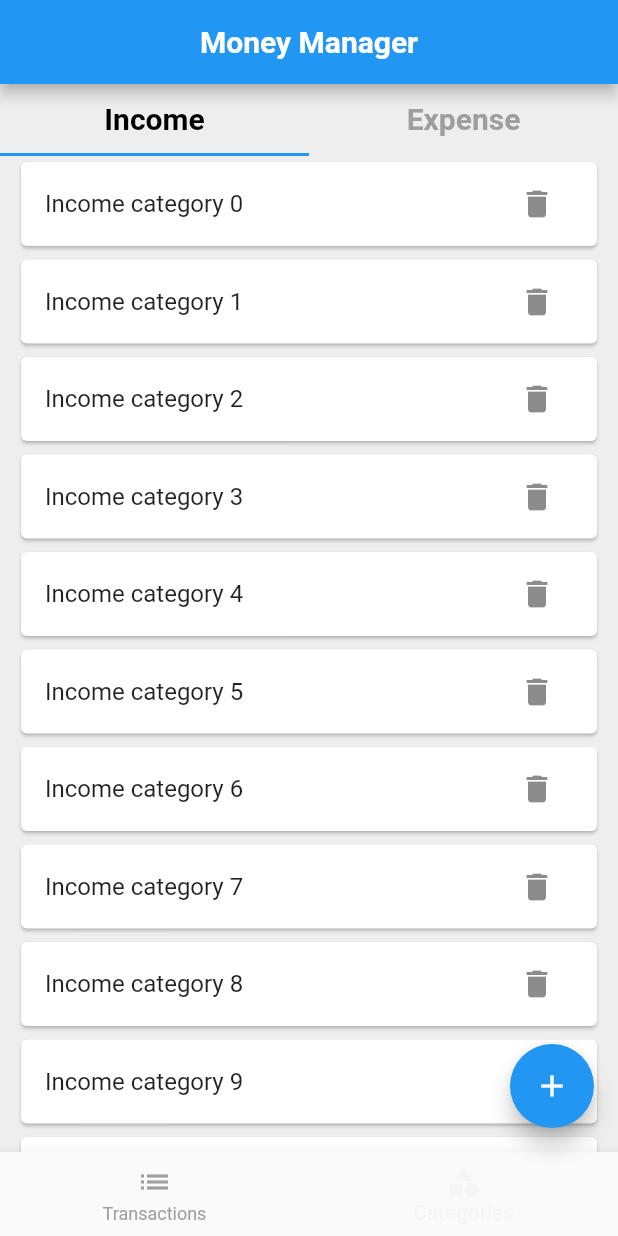
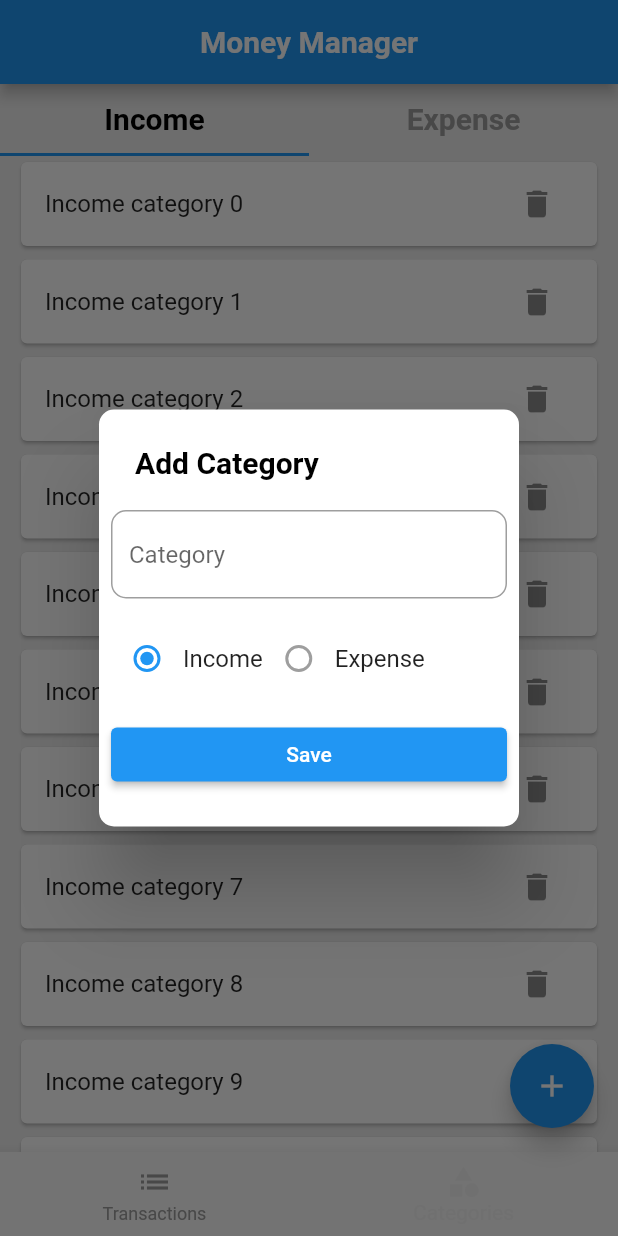
Before and after one commit to akhilvp07/money_manager, a Flutter app: the screen it shows after launch, item 2 of the bottom bar chosen, after a tap on the "add" icon, on a phone screen of 412 x 824 dp. Run offline on Flutter 3.47's test engine with Material 2 defaults, Android fonts, the phone set to English and light mode, and no system bars; our stand-ins replace hive_flutter; accounts and stored records are empty.

Commit message:
Category popup added for adding a category

```diff
--- a/lib/db/category/category_db.dart
+++ b/lib/db/category/category_db.dart
@@ -1,6 +1,7 @@
 import 'package:hive_flutter/adapters.dart';
 import 'package:money_manager/models/category/category_model.dart';
 
+// ignore: constant_identifier_names
 const CATEGORY_DB_NAME = 'category_database';
 
 abstract class CategoryDbFunctions {
--- a/lib/models/category/category_model.dart
+++ b/lib/models/category/category_model.dart
@@ -30,4 +30,9 @@ class CategoryModel {
     required this.type,
     this.isDeleted = false,
   });
+
+  @override
+  String toString() {
+    return '$name $type';
+  }
 }
--- /dev/null
+++ b/lib/screens/categories/category_add_popup.dart
@@ -0,0 +1,75 @@
+import 'package:flutter/material.dart';
+import 'package:money_manager/models/category/category_model.dart';
+
+ValueNotifier<CategoryType> _currentSelectionNotifier =
+    ValueNotifier(CategoryType.income);
+
+Future<void> showCategoryAddPopup(BuildContext context) async {
+  showDialog(
+    context: context,
+    builder: (BuildContext ctx) {
+      return SimpleDialog(
+        shape: RoundedRectangleBorder(borderRadius: BorderRadius.circular(10)),
+        title: const Text('Add Category'),
+        children: [
+          Padding(
+            padding: const EdgeInsets.all(8.0),
+            child: TextFormField(
+              decoration: const InputDecoration(
+                  hintText: 'Category',
+                  border: OutlineInputBorder(
+                    borderRadius: BorderRadius.all(Radius.circular(10)),
+                  )),
+            ),
+          ),
+          Padding(
+            padding: const EdgeInsets.all(8.0),
+            child: Row(children: const [
+              RadioButton(title: 'Income', type: CategoryType.income),
+              RadioButton(title: 'Expense', type: CategoryType.expense),
+            ]),
+          ),
+          Padding(
+            padding: const EdgeInsets.all(8.0),
+            child: ElevatedButton(onPressed: () {}, child: const Text('Save')),
+          ),
+        ],
+      );
+    },
+  );
+}
+
+class RadioButton extends StatelessWidget {
+  final String title;
+  final CategoryType type;
+
+  const RadioButton({
+    Key? key,
+    required this.title,
+    required this.type,
+  }) : super(key: key);
+
+  @override
+  Widget build(BuildContext context) {
+    return Row(
+      children: [
+        ValueListenableBuilder(
+          valueListenable: _currentSelectionNotifier,
+          builder: (BuildContext ctx, CategoryType newType, _) {
+            return Radio<CategoryType>(
+              value: type,
+              groupValue: newType,
+              onChanged: (value) {
+                if (value == null) {
+                  return;
+                }
+                _currentSelectionNotifier.value = value;
+              },
+            );
+          },
+        ),
+        Text(title),
+      ],
+    );
+  }
+}
--- a/lib/screens/categories/screen_categories.dart
+++ b/lib/screens/categories/screen_categories.dart
@@ -1,4 +1,5 @@
 import 'package:flutter/material.dart';
+import 'package:money_manager/db/category/category_db.dart';
 import 'package:money_manager/screens/categories/expense_category_list.dart';
 import 'package:money_manager/screens/categories/income_category_list.dart';
 
@@ -19,6 +20,10 @@ class _ScreenCategoriesState extends State<ScreenCategories>
       length: 2,
       vsync: this,
     );
+    CategoryDB().getCategories().then((value) {
+      print('Get categories');
+      print(value.toString());
+    });
     super.initState();
   }
 
--- a/lib/screens/home/screen_home.dart
+++ b/lib/screens/home/screen_home.dart
@@ -1,4 +1,5 @@
 import 'package:flutter/material.dart';
+import 'package:money_manager/screens/categories/category_add_popup.dart';
 import 'package:money_manager/screens/categories/screen_categories.dart';
 import 'package:money_manager/screens/home/widgets/bottom_navigation.dart';
 import 'package:money_manager/screens/transactions/screen_transactions.dart';
@@ -34,6 +35,7 @@ class ScreenHome extends StatelessWidget {
             print('Add a transaction');
           } else {
             print('Add a category');
+            showCategoryAddPopup(context);
           }
         },
         child: const Icon(Icons.add),
```
